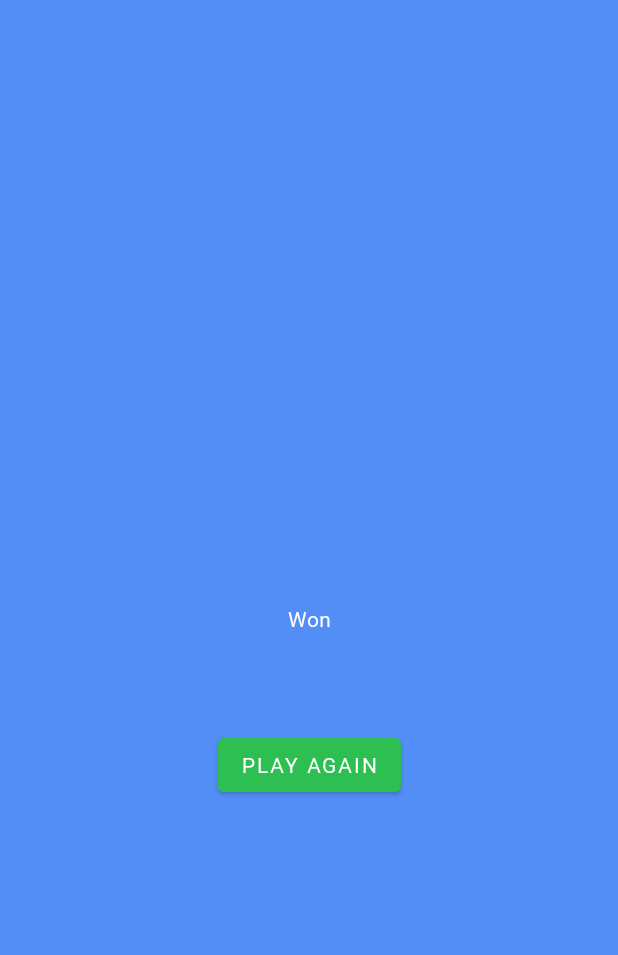
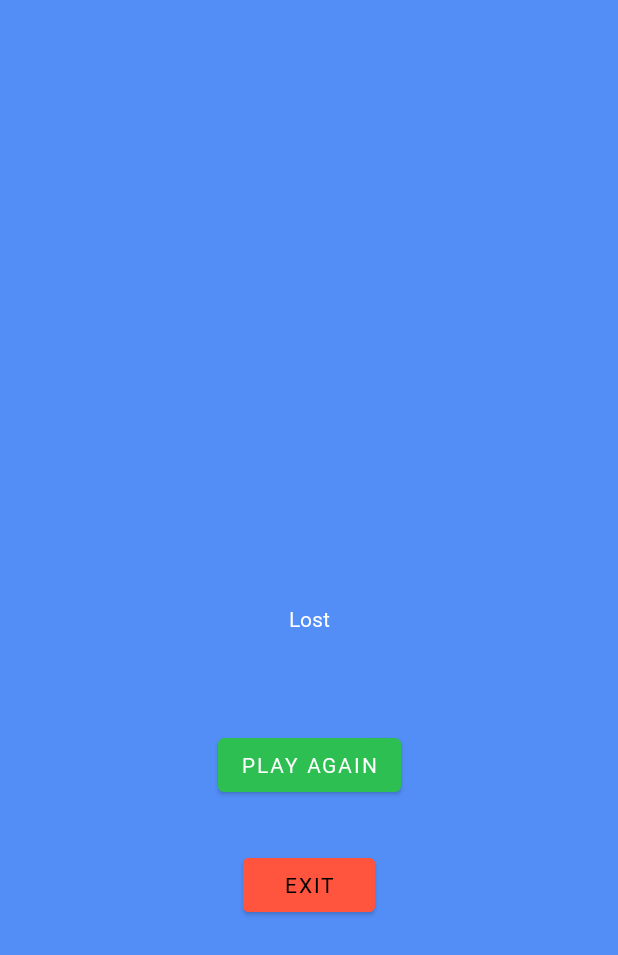
Before and after one commit to ArjunJadeja/Bluffer, an Android app: the ResultFragment screen opened through its navigation route, after a tap on "TRUTH", on a phone screen of 412 x 824 dp. Shown: the top 955 px of the screen. Run offline under Robolectric (Android 15) with nearby library versions, the phone set to English and light mode, and no system bars; 1 other tap on this screen came first.

Commit message:
Github Commit

```diff
--- a/app/src/main/java/com/arjun/bluffer/ResultFragment.kt
+++ b/app/src/main/java/com/arjun/bluffer/ResultFragment.kt
@@ -42,7 +42,8 @@ class ResultFragment : Fragment() {
             viewModel.checkResult(explain,guess)
             binding.greetText.text = viewModel.result
             binding.greetText.visibility = View.VISIBLE
-            binding.button.visibility = View.VISIBLE
+            binding.playAgainButton.visibility = View.VISIBLE
+            binding.exitButton.visibility = View.VISIBLE
         }
         binding.guesserTruthButton.setOnClickListener {
             guess = true
@@ -50,7 +51,11 @@ class ResultFragment : Fragment() {
             viewModel.checkResult(explain,guess)
             binding.greetText.text = viewModel.result
             binding.greetText.visibility = View.VISIBLE
-            binding.button.visibility = View.VISIBLE
+            binding.playAgainButton.visibility = View.VISIBLE
+            binding.exitButton.visibility = View.VISIBLE
+        }
+        binding.exitButton.setOnClickListener {
+            System.exit(0)
         }
     }
 
--- a/app/src/main/java/com/arjun/bluffer/ResultViewModel.kt
+++ b/app/src/main/java/com/arjun/bluffer/ResultViewModel.kt
@@ -18,7 +18,7 @@ class ResultViewModel : ViewModel() {
     }
 
     val result =
-        if (explained == guessed) "Lost"
-        else "Won"
+        if (explained == guessed) "Won"
+        else "Lost"
 
 }
--- a/app/src/main/res/layout/fragment_result.xml
+++ b/app/src/main/res/layout/fragment_result.xml
@@ -113,7 +113,7 @@
         app:layout_constraintTop_toTopOf="parent" />
 
     <Button
-        android:id="@+id/button"
+        android:id="@+id/play_again_button"
         android:layout_width="wrap_content"
         android:layout_height="wrap_content"
         android:layout_marginTop="64dp"
@@ -123,4 +123,17 @@
         app:layout_constraintStart_toStartOf="parent"
         app:layout_constraintTop_toBottomOf="@id/greet_text" />
 
+    <Button
+        android:id="@+id/exit_button"
+        android:layout_width="wrap_content"
+        android:layout_height="wrap_content"
+        android:layout_marginTop="32dp"
+        android:backgroundTint="@color/red"
+        android:textColor="@color/black"
+        android:text="@string/exit"
+        android:visibility="gone"
+        app:layout_constraintEnd_toEndOf="parent"
+        app:layout_constraintStart_toStartOf="parent"
+        app:layout_constraintTop_toBottomOf="@id/play_again_button" />
+
 </androidx.constraintlayout.widget.ConstraintLayout>
--- a/app/src/main/res/values/strings.xml
+++ b/app/src/main/res/values/strings.xml
@@ -15,4 +15,5 @@
     <string name="winner">Congratulations!</string>
     <string name="play_again">PLAY AGAIN</string>
     <string name="image">Image</string>
+    <string name="exit">EXIT</string>
 </resources>
```
